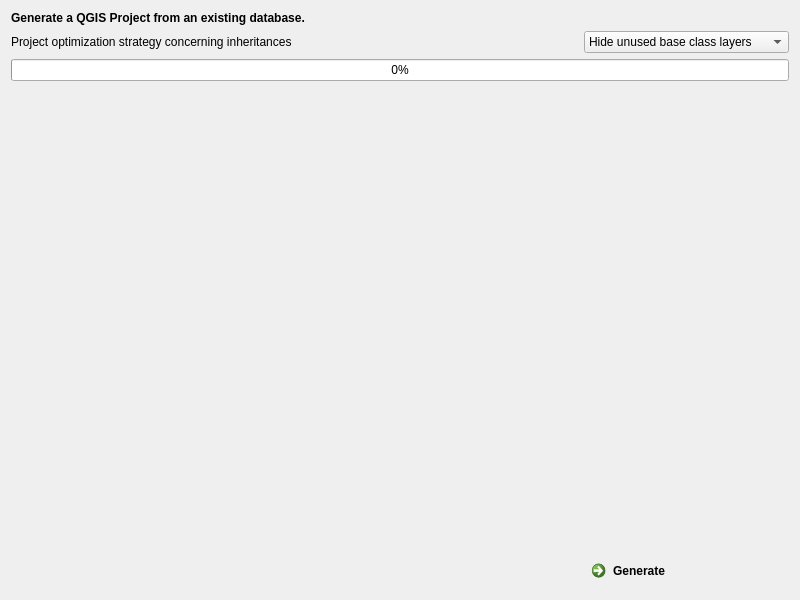
First picture: the form in QgisModelBaker/ui/workflow_wizard/project_creation.ui, repository opengisch/QgisModelBaker, before the edit.
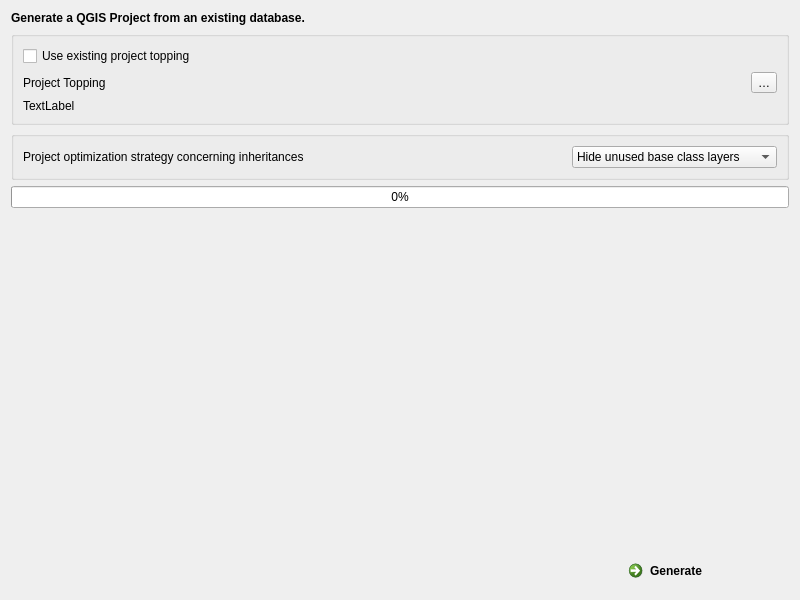
Second picture: the form after the edit. Custom widgets are drawn as their Qt base class.

Commit message: recognize if we find a metaconfig-id in the corrent database - if so, we provide it to the gui. we can disable the metaconfig from the database and select another project topping from the usabilityhub or from the local system. when a topping is selected we disable the optimize strategy.

What changed in the file:
```diff
--- a/QgisModelBaker/ui/workflow_wizard/project_creation.ui
+++ b/QgisModelBaker/ui/workflow_wizard/project_creation.ui
@@ -14,61 +14,79 @@
    <string>Select Files</string>
   </property>
   <layout class="QGridLayout" name="gridLayout">
-   <item row="4" column="0">
-    <spacer name="verticalSpacer">
+   <item row="5" column="0">
+    <spacer name="horizontalSpacer">
      <property name="orientation">
-      <enum>Qt::Vertical</enum>
+      <enum>Qt::Horizontal</enum>
      </property>
      <property name="sizeHint" stdset="0">
       <size>
-       <width>20</width>
-       <height>40</height>
+       <width>40</width>
+       <height>20</height>
       </size>
      </property>
     </spacer>
    </item>
-   <item row="2" column="1">
-    <widget class="QComboBox" name="optimize_combo">
-     <property name="sizePolicy">
-      <sizepolicy hsizetype="Maximum" vsizetype="Fixed">
-       <horstretch>0</horstretch>
-       <verstretch>0</verstretch>
-      </sizepolicy>
+   <item row="1" column="0" colspan="2">
+    <widget class="QGroupBox" name="topping_groupbox">
+     <property name="title">
+      <string/>
      </property>
-     <property name="toolTip">
-      <string>&lt;html&gt;&lt;head/&gt;&lt;body&gt;&lt;p&gt;&lt;span style=&quot; font-weight:600;&quot;&gt;Hide unused base class layers:&lt;/span&gt;&lt;/p&gt;&lt;p&gt;- Base class layers with same named extensions will be &lt;span style=&quot; font-style:italic;&quot;&gt;hidden&lt;/span&gt; and and base class layers with multiple extensions as well. Except if the extension is in the same model, then it's will &lt;span style=&quot; font-style:italic;&quot;&gt;not&lt;/span&gt; be &lt;span style=&quot; font-style:italic;&quot;&gt;hidden&lt;/span&gt; but &lt;span style=&quot; font-style:italic;&quot;&gt;renamed&lt;/span&gt;.&lt;/p&gt;&lt;p&gt;- Relations of hidden layers will &lt;span style=&quot; font-style:italic;&quot;&gt;not&lt;/span&gt; be &lt;span style=&quot; font-style:italic;&quot;&gt;created&lt;/span&gt; and with them &lt;span style=&quot; font-style:italic;&quot;&gt;no&lt;/span&gt; widgets&lt;br/&gt;&lt;/p&gt;&lt;p&gt;&lt;span style=&quot; font-weight:600;&quot;&gt;Group unused base class layers:&lt;/span&gt;&lt;/p&gt;&lt;p&gt;- Base class layers with same named extensions will be &lt;span style=&quot; font-style:italic;&quot;&gt;collected in a group&lt;/span&gt; and base class layers with multiple extensions as well. Except if the extension is in the same model, then it's will &lt;span style=&quot; font-style:italic;&quot;&gt;not&lt;/span&gt; be &lt;span style=&quot; font-style:italic;&quot;&gt;grouped&lt;/span&gt; but &lt;span style=&quot; font-style:italic;&quot;&gt;renamed&lt;/span&gt;.&lt;/p&gt;&lt;p&gt;- Relations of grouped layers will be &lt;span style=&quot; font-style:italic;&quot;&gt;created&lt;/span&gt; but the widgets &lt;span style=&quot; font-style:italic;&quot;&gt;not applied&lt;/span&gt; to the form.&lt;/p&gt;&lt;/body&gt;&lt;/html&gt;</string>
+     <property name="checkable">
+      <bool>false</bool>
      </property>
-     <item>
-      <property name="text">
-       <string>Hide unused base class layers</string>
-      </property>
-     </item>
-     <item>
-      <property name="text">
-       <string>Group unused base class layers</string>
-      </property>
-     </item>
-     <item>
-      <property name="text">
-       <string>No optimization</string>
-      </property>
-     </item>
-    </widget>
-   </item>
-   <item row="2" column="0">
-    <widget class="QLabel" name="label">
-     <property name="sizePolicy">
-      <sizepolicy hsizetype="Fixed" vsizetype="Preferred">
-       <horstretch>0</horstretch>
-       <verstretch>0</verstretch>
-      </sizepolicy>
-     </property>
-     <property name="toolTip">
-      <string>&lt;html&gt;&lt;head/&gt;&lt;body&gt;&lt;p&gt;If you don't get it - nevermind and keep the default. If it's not like expected - try again with 'No optimization'...&lt;/p&gt;&lt;/body&gt;&lt;/html&gt;</string>
-     </property>
-     <property name="text">
-      <string>Project optimization strategy concerning inheritances</string>
-     </property>
+     <layout class="QGridLayout" name="gridLayout_2">
+      <item row="1" column="0">
+       <widget class="QLabel" name="topping_line_label">
+        <property name="sizePolicy">
+         <sizepolicy hsizetype="Maximum" vsizetype="Preferred">
+          <horstretch>0</horstretch>
+          <verstretch>0</verstretch>
+         </sizepolicy>
+        </property>
+        <property name="text">
+         <string>Project Topping</string>
+        </property>
+       </widget>
+      </item>
+      <item row="1" column="1">
+       <widget class="CompletionLineEdit" name="topping_line_edit" native="true">
+        <property name="sizePolicy">
+         <sizepolicy hsizetype="Preferred" vsizetype="Preferred">
+          <horstretch>0</horstretch>
+          <verstretch>0</verstretch>
+         </sizepolicy>
+        </property>
+       </widget>
+      </item>
+      <item row="0" column="0">
+       <widget class="QCheckBox" name="existing_topping_checkbox">
+        <property name="text">
+         <string>Use existing project topping</string>
+        </property>
+       </widget>
+      </item>
+      <item row="1" column="2">
+       <widget class="QToolButton" name="topping_file_browse_button">
+        <property name="toolTip">
+         <string>Browse Interlis files</string>
+        </property>
+        <property name="text">
+         <string>…</string>
+        </property>
+       </widget>
+      </item>
+      <item row="2" column="0" colspan="3">
+       <widget class="QLabel" name="topping_info">
+        <property name="text">
+         <string>TextLabel</string>
+        </property>
+        <property name="wordWrap">
+         <bool>true</bool>
+        </property>
+       </widget>
+      </item>
+     </layout>
     </widget>
    </item>
    <item row="0" column="0" colspan="2">
@@ -96,26 +114,6 @@
      </property>
     </widget>
    </item>
-   <item row="6" column="0">
-    <spacer name="horizontalSpacer">
-     <property name="orientation">
-      <enum>Qt::Horizontal</enum>
-     </property>
-     <property name="sizeHint" stdset="0">
-      <size>
-       <width>40</width>
-       <height>20</height>
-      </size>
-     </property>
-    </spacer>
-   </item>
-   <item row="6" column="1">
-    <widget class="QCommandLinkButton" name="create_project_button">
-     <property name="text">
-      <string>Generate</string>
-     </property>
-    </widget>
-   </item>
    <item row="3" column="0" colspan="2">
     <widget class="QProgressBar" name="progress_bar">
      <property name="value">
@@ -123,8 +121,89 @@
      </property>
     </widget>
    </item>
+   <item row="2" column="0" colspan="2">
+    <widget class="QGroupBox" name="inheritance_groupbox">
+     <property name="title">
+      <string/>
+     </property>
+     <layout class="QGridLayout" name="gridLayout_3">
+      <item row="0" column="0">
+       <widget class="QLabel" name="optimize_label">
+        <property name="sizePolicy">
+         <sizepolicy hsizetype="Preferred" vsizetype="Preferred">
+          <horstretch>0</horstretch>
+          <verstretch>0</verstretch>
+         </sizepolicy>
+        </property>
+        <property name="toolTip">
+         <string>&lt;html&gt;&lt;head/&gt;&lt;body&gt;&lt;p&gt;If you don't get it - nevermind and keep the default. If it's not like expected - try again with 'No optimization'...&lt;/p&gt;&lt;/body&gt;&lt;/html&gt;</string>
+        </property>
+        <property name="text">
+         <string>Project optimization strategy concerning inheritances</string>
+        </property>
+       </widget>
+      </item>
+      <item row="0" column="1">
+       <widget class="QComboBox" name="optimize_combo">
+        <property name="sizePolicy">
+         <sizepolicy hsizetype="Maximum" vsizetype="Fixed">
+          <horstretch>0</horstretch>
+          <verstretch>0</verstretch>
+         </sizepolicy>
+        </property>
+        <property name="toolTip">
+         <string>&lt;html&gt;&lt;head/&gt;&lt;body&gt;&lt;p&gt;&lt;span style=&quot; font-weight:600;&quot;&gt;Hide unused base class layers:&lt;/span&gt;&lt;/p&gt;&lt;p&gt;- Base class layers with same named extensions will be &lt;span style=&quot; font-style:italic;&quot;&gt;hidden&lt;/span&gt; and and base class layers with multiple extensions as well. Except if the extension is in the same model, then it's will &lt;span style=&quot; font-style:italic;&quot;&gt;not&lt;/span&gt; be &lt;span style=&quot; font-style:italic;&quot;&gt;hidden&lt;/span&gt; but &lt;span style=&quot; font-style:italic;&quot;&gt;renamed&lt;/span&gt;.&lt;/p&gt;&lt;p&gt;- Relations of hidden layers will &lt;span style=&quot; font-style:italic;&quot;&gt;not&lt;/span&gt; be &lt;span style=&quot; font-style:italic;&quot;&gt;created&lt;/span&gt; and with them &lt;span style=&quot; font-style:italic;&quot;&gt;no&lt;/span&gt; widgets&lt;br/&gt;&lt;/p&gt;&lt;p&gt;&lt;span style=&quot; font-weight:600;&quot;&gt;Group unused base class layers:&lt;/span&gt;&lt;/p&gt;&lt;p&gt;- Base class layers with same named extensions will be &lt;span style=&quot; font-style:italic;&quot;&gt;collected in a group&lt;/span&gt; and base class layers with multiple extensions as well. Except if the extension is in the same model, then it's will &lt;span style=&quot; font-style:italic;&quot;&gt;not&lt;/span&gt; be &lt;span style=&quot; font-style:italic;&quot;&gt;grouped&lt;/span&gt; but &lt;span style=&quot; font-style:italic;&quot;&gt;renamed&lt;/span&gt;.&lt;/p&gt;&lt;p&gt;- Relations of grouped layers will be &lt;span style=&quot; font-style:italic;&quot;&gt;created&lt;/span&gt; but the widgets &lt;span style=&quot; font-style:italic;&quot;&gt;not applied&lt;/span&gt; to the form.&lt;/p&gt;&lt;/body&gt;&lt;/html&gt;</string>
+        </property>
+        <item>
+         <property name="text">
+          <string>Hide unused base class layers</string>
+         </property>
+        </item>
+        <item>
+         <property name="text">
+          <string>Group unused base class layers</string>
+         </property>
+        </item>
+        <item>
+         <property name="text">
+          <string>No optimization</string>
+         </property>
+        </item>
+       </widget>
+      </item>
+     </layout>
+    </widget>
+   </item>
+   <item row="5" column="1">
+    <widget class="QCommandLinkButton" name="create_project_button">
+     <property name="text">
+      <string>Generate</string>
+     </property>
+    </widget>
+   </item>
+   <item row="4" column="1">
+    <spacer name="verticalSpacer">
+     <property name="orientation">
+      <enum>Qt::Vertical</enum>
+     </property>
+     <property name="sizeHint" stdset="0">
+      <size>
+       <width>20</width>
+       <height>40</height>
+      </size>
+     </property>
+    </spacer>
+   </item>
   </layout>
  </widget>
+ <customwidgets>
+  <customwidget>
+   <class>CompletionLineEdit</class>
+   <extends></extends>
+   <header>QgisModelBaker.utils.gui_utils</header>
+   <container>1</container>
+  </customwidget>
+ </customwidgets>
  <resources/>
  <connections/>
 </ui>
```
The commit also changes 1 other file.
